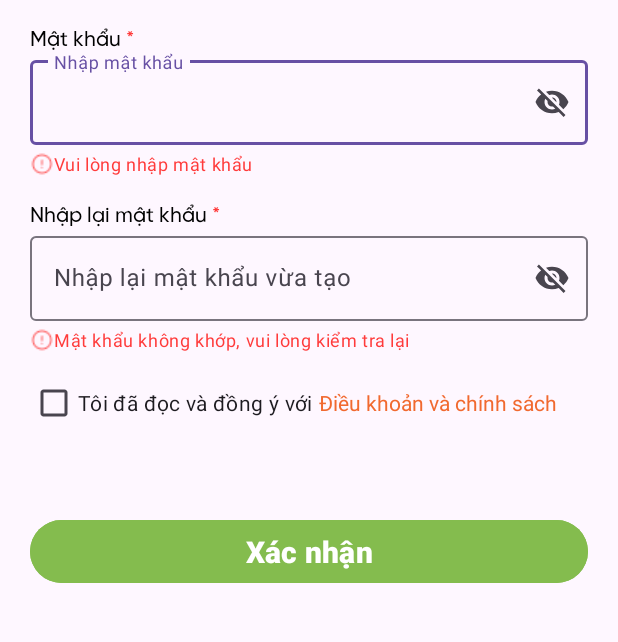
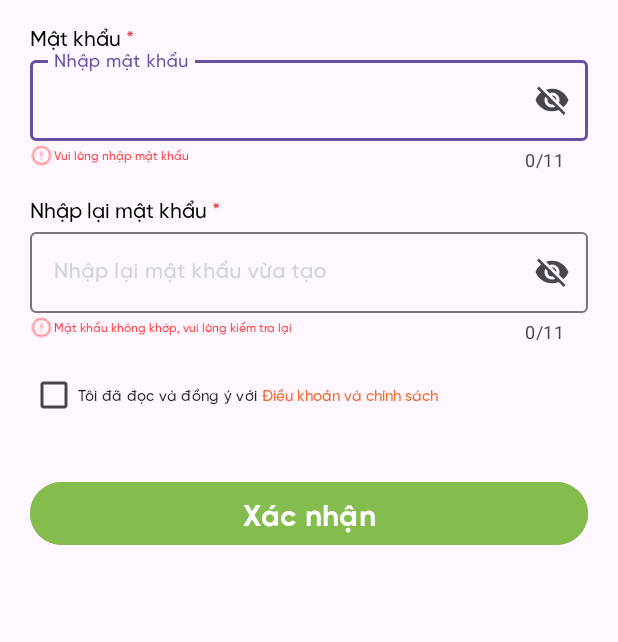
Before and after one commit to phuonghthu/MCommerce-OriYoung-App, an Android app: the signup_pass screen opened directly, with no data from a screen before it, on a phone screen of 412 x 824 dp, the part 206-848 px from its top. Run offline under Robolectric (Android 15) with nearby library versions, the phone set to English and light mode, and no system bars.

Commit message:
font change in UI sign up sreen

```diff
--- a/app/src/main/res/layout/activity_sign_up.xml
+++ b/app/src/main/res/layout/activity_sign_up.xml
@@ -103,7 +103,7 @@
                     app:counterMaxLength="11"
                     app:helperText="Số điện thoại không hợp lệ, vui lòng thử lại"
                     app:helperTextTextColor="@color/error"
-                    app:helperTextTextAppearance="@style/GreenText"
+                    app:helperTextTextAppearance="@style/HintText"
                     app:layout_constraintBottom_toBottomOf="parent"
                     app:layout_constraintEnd_toEndOf="parent"
                     app:layout_constraintStart_toStartOf="parent"
@@ -157,7 +157,7 @@
                     app:counterMaxLength="11"
                     app:helperText="Họ tên của bạn không chứa ký tự đặc biệt"
                     app:helperTextTextColor="@color/error"
-                    app:helperTextTextAppearance="@style/GreenText"
+                    app:helperTextTextAppearance="@style/HintText"
                     app:layout_constraintBottom_toBottomOf="parent"
                     app:layout_constraintEnd_toEndOf="parent"
                     app:layout_constraintStart_toStartOf="parent"
@@ -211,7 +211,7 @@
                     app:counterMaxLength="11"
                     app:helperText="Ngày sinh không hợp lệ, vui lòng thử lại"
                     app:helperTextTextColor="@color/error"
-                    app:helperTextTextAppearance="@style/GreenText"
+                    app:helperTextTextAppearance="@style/HintText"
                     app:layout_constraintBottom_toBottomOf="parent"
                     app:layout_constraintEnd_toEndOf="parent"
                     app:layout_constraintStart_toStartOf="parent"
@@ -305,7 +305,7 @@
                     app:counterMaxLength="11"
                     app:helperText="Email không hợp lệ, vui lòng thử lại"
                     app:helperTextTextColor="@color/error"
-                    app:helperTextTextAppearance="@style/GreenText"
+                    app:helperTextTextAppearance="@style/HintText"
                     app:layout_constraintBottom_toBottomOf="parent"
                     app:layout_constraintEnd_toEndOf="parent"
                     app:layout_constraintStart_toStartOf="parent"
@@ -337,11 +337,15 @@
                 <TextView
                     android:layout_width="wrap_content"
                     android:layout_height="wrap_content"
+                    android:fontFamily="@font/gilroy_medium"
+                    android:textSize="@dimen/medium_textSize"
                     android:text="Bạn đã là thành viên Nhà Ori?"/>
                 <TextView
                     android:layout_width="wrap_content"
                     android:layout_height="wrap_content"
                     android:text="Đăng nhập ngay"
+                    android:fontFamily="@font/gilroy_medium"
+                    android:textSize="@dimen/medium_textSize"
                     android:textColor="@color/secondaryorange"
                     android:layout_marginStart="5dp"/>
 
--- a/app/src/main/res/layout/activity_signup_pass.xml
+++ b/app/src/main/res/layout/activity_signup_pass.xml
@@ -76,24 +76,33 @@
                 android:layout_width="match_parent"
                 android:layout_height="wrap_content">
                 <ImageView
-                    android:layout_width="16dp"
-                    android:layout_height="16dp"
+                    android:layout_width="15dp"
+                    android:layout_height="15dp"
                     app:layout_constraintStart_toStartOf="@+id/txtinputpass"
                     app:layout_constraintBottom_toBottomOf="@id/txtinputpass"
-                    android:src="@drawable/circle_warning" />
+                    android:src="@drawable/circle_warning"
+                    android:layout_marginBottom="3dp"/>
                 <com.google.android.material.textfield.TextInputLayout
                     android:id="@+id/txtinputpass"
                     android:layout_width="match_parent"
                     android:layout_height="wrap_content"
                     android:hint="Nhập mật khẩu"
+                    android:textColorHint="@color/greylight"
+                    app:counterEnabled="true"
+                    app:counterMaxLength="11"
                     app:endIconMode="password_toggle"
                     app:helperText="Vui lòng nhập mật khẩu"
                     app:helperTextTextColor="@color/error"
+                    app:helperTextTextAppearance="@style/HintText"
                     app:layout_constraintBottom_toBottomOf="parent"
-                    app:layout_constraintEnd_toEndOf="parent">
+                    app:layout_constraintEnd_toEndOf="parent"
+                    app:layout_constraintStart_toStartOf="parent"
+                    app:layout_constraintTop_toTopOf="parent">
                     <com.google.android.material.textfield.TextInputEditText
                         android:layout_width="match_parent"
-                        android:layout_height="wrap_content"/>
+                        android:layout_height="wrap_content"
+                        android:fontFamily="@font/gilroy_medium"
+                        android:textSize="@dimen/medium_textSize"/>
                 </com.google.android.material.textfield.TextInputLayout>
             </androidx.constraintlayout.widget.ConstraintLayout>
 
@@ -122,24 +131,33 @@
                 android:layout_width="match_parent"
                 android:layout_height="wrap_content">
                 <ImageView
-                    android:layout_width="16dp"
-                    android:layout_height="16dp"
+                    android:layout_width="15dp"
+                    android:layout_height="15dp"
                     app:layout_constraintStart_toStartOf="@+id/txtinputpass_again"
                     app:layout_constraintBottom_toBottomOf="@id/txtinputpass_again"
-                    android:src="@drawable/circle_warning" />
+                    android:src="@drawable/circle_warning"
+                    android:layout_marginBottom="3dp"/>
                 <com.google.android.material.textfield.TextInputLayout
                     android:id="@+id/txtinputpass_again"
                     android:layout_width="match_parent"
                     android:layout_height="wrap_content"
                     android:hint="Nhập lại mật khẩu vừa tạo"
-                    app:endIconMode="password_toggle"
+                    android:textColorHint="@color/greylight"
+                    app:counterEnabled="true"
+                    app:counterMaxLength="11"
                     app:helperText="Mật khẩu không khớp, vui lòng kiểm tra lại"
                     app:helperTextTextColor="@color/error"
+                    app:helperTextTextAppearance="@style/HintText"
                     app:layout_constraintBottom_toBottomOf="parent"
-                    app:layout_constraintEnd_toEndOf="parent">
+                    app:layout_constraintEnd_toEndOf="parent"
+                    app:layout_constraintStart_toStartOf="parent"
+                    app:layout_constraintTop_toTopOf="parent"
+                    app:endIconMode="password_toggle">
                     <com.google.android.material.textfield.TextInputEditText
                         android:layout_width="match_parent"
-                        android:layout_height="wrap_content"/>
+                        android:layout_height="wrap_content"
+                        android:fontFamily="@font/gilroy_medium"
+                        android:textSize="@dimen/medium_textSize"/>
                 </com.google.android.material.textfield.TextInputLayout>
             </androidx.constraintlayout.widget.ConstraintLayout>
             <LinearLayout
@@ -150,12 +168,16 @@
                 <CheckBox
                     android:layout_width="wrap_content"
                     android:layout_height="wrap_content"
+                    android:textSize="@dimen/xsmall_textSize"
+                    android:fontFamily="@font/gilroy_medium"
                     android:text="Tôi đã đọc và đồng ý với"/>
                 <TextView
                     android:layout_width="wrap_content"
                     android:layout_height="wrap_content"
                     android:text="Điều khoản và chính sách"
-                    android:layout_marginStart="4dp"
+                    android:textSize="@dimen/xsmall_textSize"
+                    android:fontFamily="@font/gilroy_medium"
+                    android:layout_marginStart="3dp"
                     android:textColor="@color/secondaryorange"/>
             </LinearLayout>
             <Button
@@ -164,10 +186,10 @@
                 android:layout_height="50dp"
                 android:text="Xác nhận"
                 android:textSize="@dimen/h4_textSize"
-                android:textStyle="bold"
+                android:fontFamily="@font/gilroy_bold"
                 android:backgroundTint="@color/primarygreen"
                 android:layout_gravity="center"
-                android:layout_marginTop="50dp"/>
+                android:layout_marginTop="30dp"/>
 
 
 
--- a/app/src/main/res/values/styles.xml
+++ b/app/src/main/res/values/styles.xml
@@ -1,6 +1,6 @@
 <?xml version="1.0" encoding="utf-8"?>
 <resources>
-    <style name="GreenText" parent="TextAppearance.AppCompat">
+    <style name="HintText" parent="TextAppearance.AppCompat">
         <item name="android:textSize">@dimen/mini_textSize</item>
         <item name="android:fontFamily">@font/gilroy_medium</item>
     </style>
```
